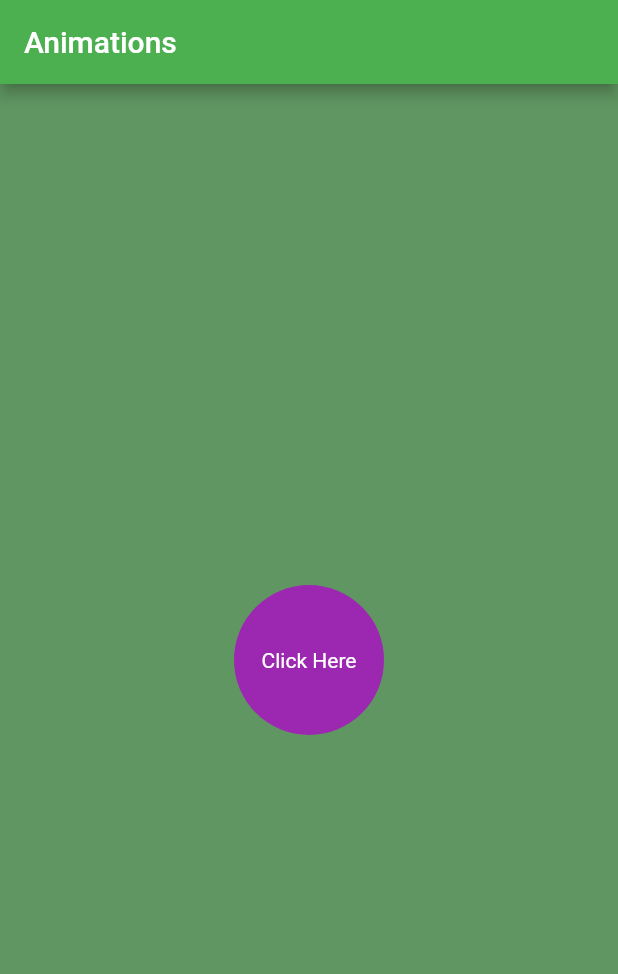
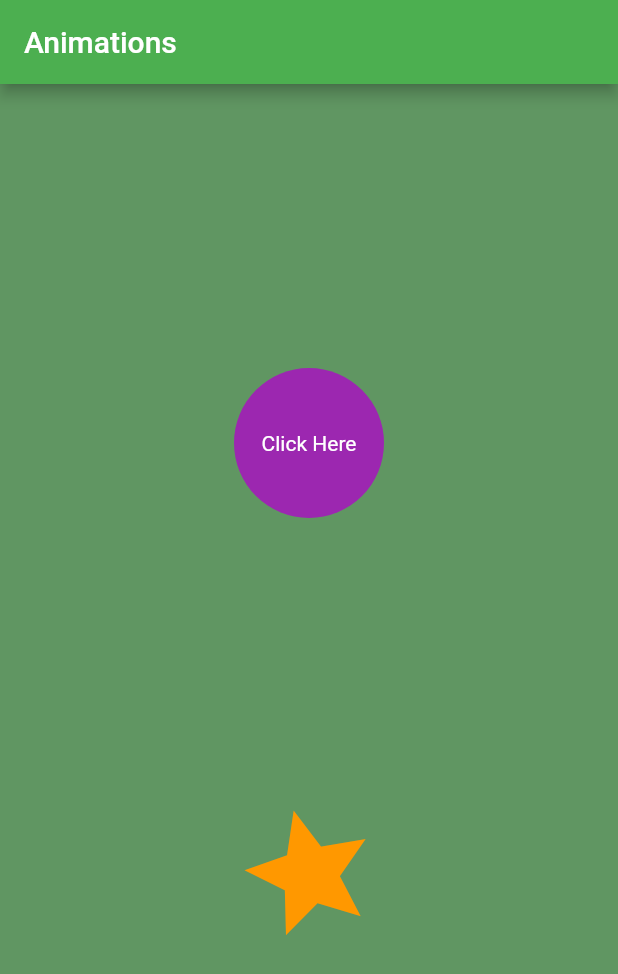
Before and after one commit to LoviceSunuwar/Flutter-Basic-Animation, a Flutter app: the screen it shows after launch, on a phone screen of 412 x 824 dp. Shown: the top 974 px of the screen. Run offline on Flutter 3.47's test engine with Material 2 defaults, Android fonts, the phone set to English and light mode, and no system bars.

Commit message:
use of animation controller AnimatedBuilder used, transform rotate , repeat

```diff
--- a/lib/pages/homepage.dart
+++ b/lib/pages/homepage.dart
@@ -1,3 +1,5 @@
+import 'dart:math';
+
 import 'package:flutter/material.dart';
 
 class HomePage extends StatefulWidget {
@@ -7,11 +9,21 @@ class HomePage extends StatefulWidget {
   State<HomePage> createState() => _HomePageState();
 }
 
-class _HomePageState extends State<HomePage> {
+class _HomePageState extends State<HomePage>
+    with SingleTickerProviderStateMixin {
   @override
   double _buttonRadius = 100;
 
   final Tween<double> _backgroundScale = Tween<double>(begin: 0.0, end: 1.0);
+
+  AnimationController? _startAnimationController;
+  @override
+  void initState() {
+    super.initState();
+    _startAnimationController =
+        AnimationController(vsync: this, duration: const Duration(seconds: 5));
+    _startAnimationController!.repeat();
+  }
 
   Widget build(BuildContext context) {
     return Scaffold(
@@ -21,7 +33,15 @@ class _HomePageState extends State<HomePage> {
           clipBehavior: Clip.none,
           children: [
             _pageBackground(),
-            _circularAnimationButton(),
+            Column(
+              mainAxisAlignment: MainAxisAlignment.spaceEvenly,
+              mainAxisSize: MainAxisSize.max,
+              crossAxisAlignment: CrossAxisAlignment.center,
+              children: [
+                _circularAnimationButton(),
+                _starIcon(),
+              ],
+            ),
           ],
         ),
       ),
@@ -71,4 +91,21 @@ class _HomePageState extends State<HomePage> {
       ),
     );
   }
+
+  Widget _starIcon() {
+    return AnimatedBuilder(
+      animation: _startAnimationController!.view,
+      builder: (_buildContext, _child) {
+        return Transform.rotate(
+          angle: _startAnimationController!.value * 2 * pi,
+          child: _child,
+        );
+      },
+      child: const Icon(
+        Icons.star,
+        size: 100,
+        color: Colors.orange,
+      ),
+    );
+  }
 }
```
